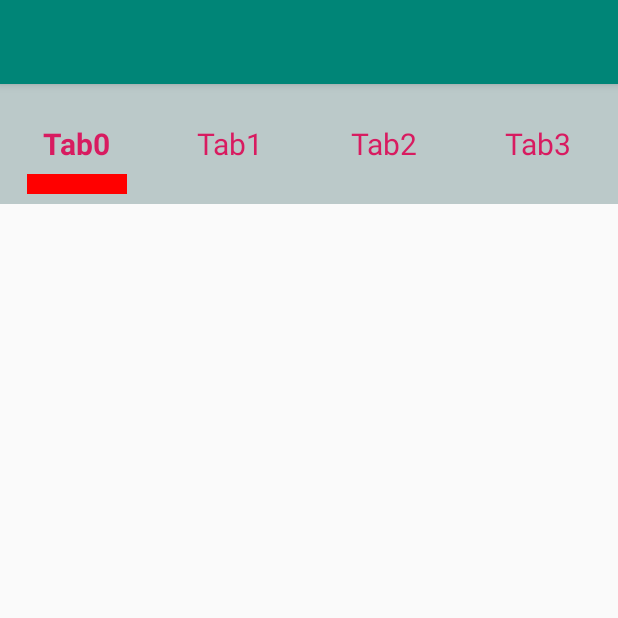
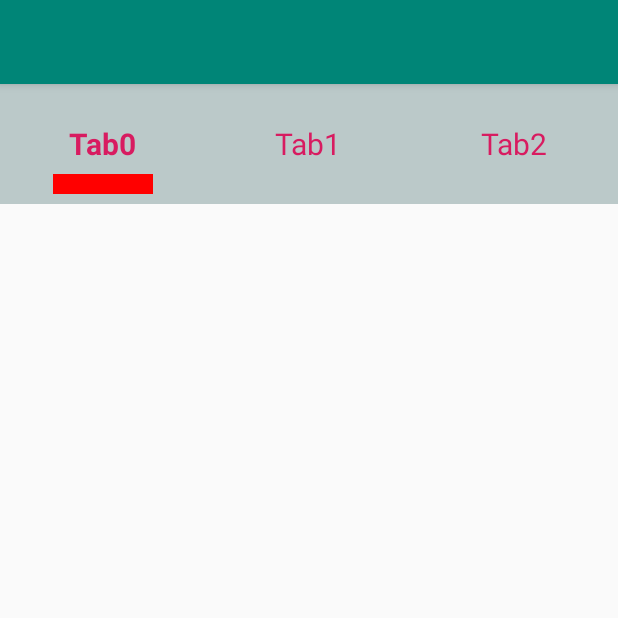
Before and after one commit to wenkency/views, an Android app: the screen it shows after launch (MainActivity), on a phone screen of 412 x 824 dp, the top half of it. Run offline under Robolectric (Android 15) with nearby library versions, the phone set to English and light mode, and no system bars; 1 statement that could not run was skipped.

Commit message:
完善了自定义XTabLayout。

```diff
--- a/app/src/main/java/cn/carhouse/viewsample/MainActivity.java
+++ b/app/src/main/java/cn/carhouse/viewsample/MainActivity.java
@@ -29,7 +29,7 @@ public class MainActivity extends AppCompatActivity {
         XTabLayout tabLayout = findViewById(R.id.tab_layout);
         ViewPager viewPager = findViewById(R.id.view_pager);
         final List<String> data = new ArrayList<>();
-        for (int i = 0; i < 5; i++) {
+        for (int i = 0; i < 6; i++) {
             data.add("");
         }
         viewPager.setAdapter(new XQuickPagerAdapter<String>(data, R.layout.item_view_pager, false) {
--- a/app/src/main/res/layout/activity_main.xml
+++ b/app/src/main/res/layout/activity_main.xml
@@ -12,7 +12,7 @@
         android:layout_width="match_parent"
         android:layout_height="80dp"
         android:background="#45124545"
-        app:tabCount="4" />
+        app:tabCount="3" />
 
     <androidx.viewpager.widget.ViewPager
         android:id="@+id/view_pager"
--- a/lib-views/src/main/java/cn/carhouse/views/tab/XTabLayout.java
+++ b/lib-views/src/main/java/cn/carhouse/views/tab/XTabLayout.java
@@ -173,9 +173,11 @@ public class XTabLayout extends HorizontalScrollView implements ViewPager.OnPage
 
     @Override
     public void onPageSelected(int position) {
+
         if (mPosition == position) {
             return;
         }
+        isScroll = false;
         // 1. 重置
         if (mPosition >= 0) {
             mAdapter.onTabReset(mTabContainer.getItemView(mPosition), mPosition);
```
Lines whose indentation alone changed are shown as unchanged.
